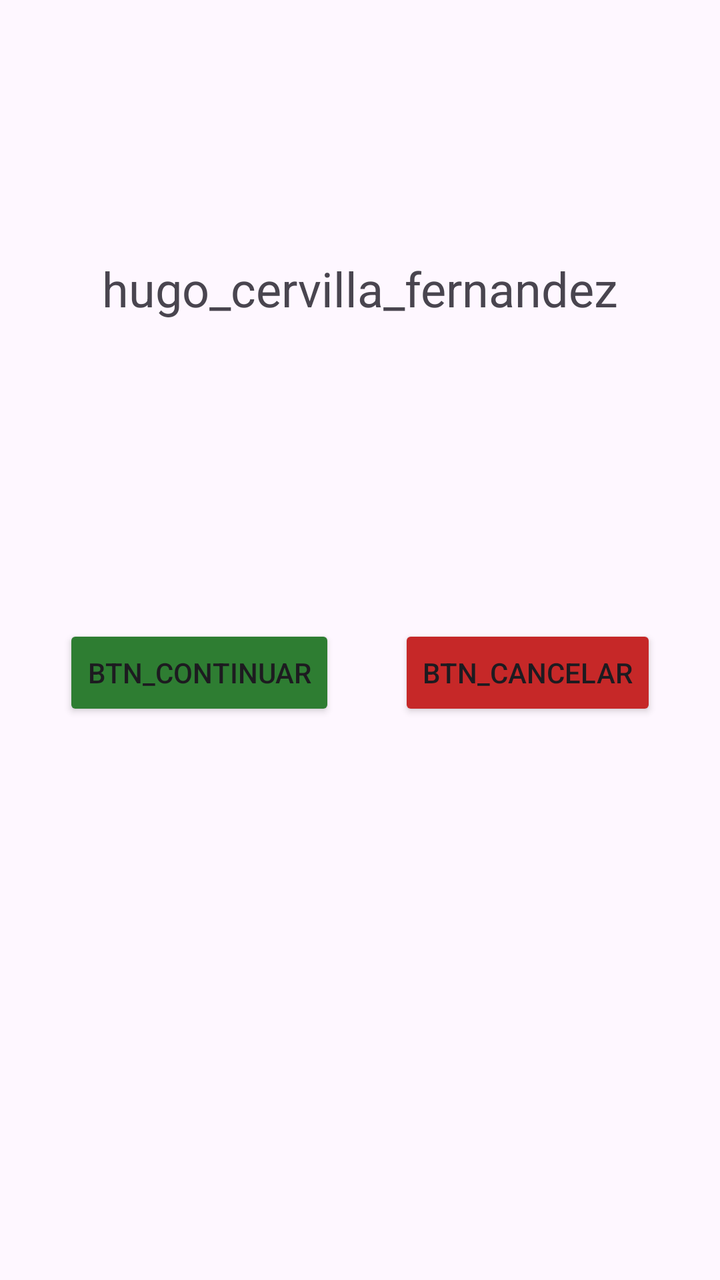
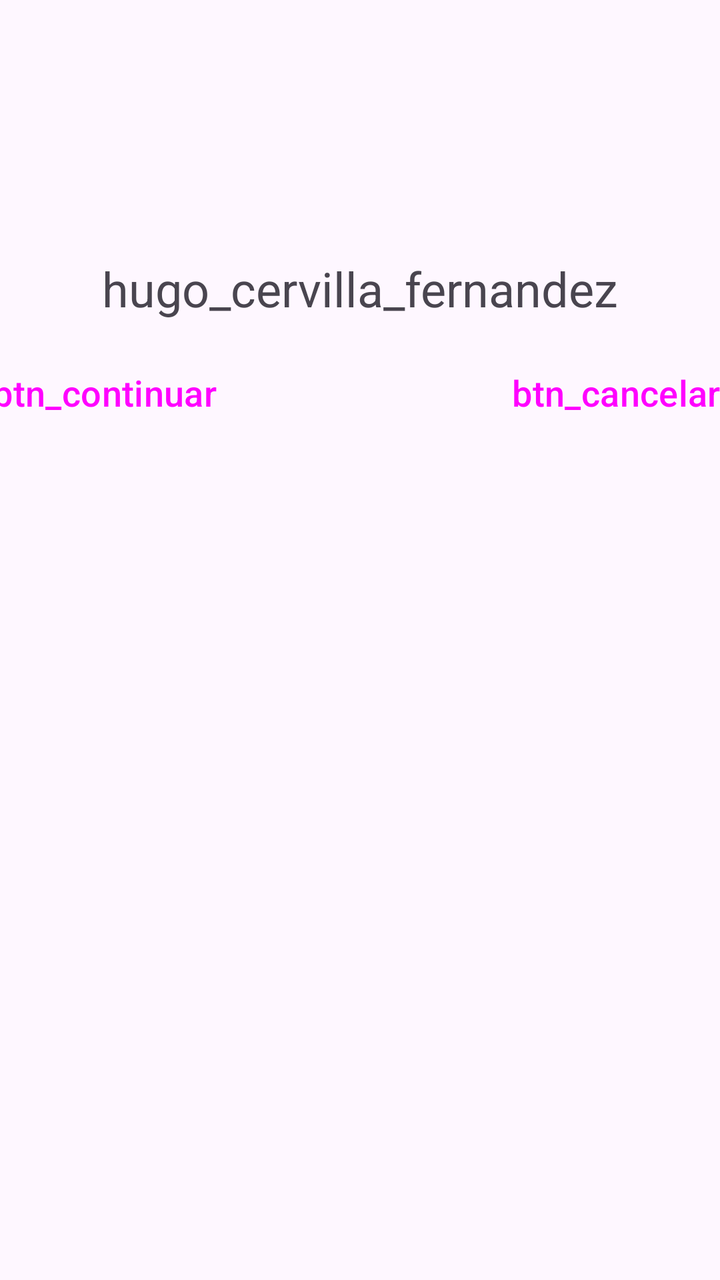

Compare the two renders of this Android layout. The source of the first and the diff that turns it into the second are given below.
<!-- AndroidManifest.xml: application theme Theme.RecursosHugo -->
<!-- res/layout/activity_main.xml -->
<?xml version="1.0" encoding="utf-8"?>
<androidx.constraintlayout.widget.ConstraintLayout
    xmlns:android="http://schemas.android.com/apk/res/android"
    xmlns:app="http://schemas.android.com/apk/res-auto"
    android:id="@+id/main"
    android:layout_width="match_parent"
    android:layout_height="match_parent">

    <TextView
        android:id="@+id/tvNombre"
        android:layout_width="wrap_content"
        android:layout_height="wrap_content"
        android:layout_marginTop="128dp"
        android:text="@string/hugo_cervilla_fernandez"
        android:textSize="24sp"
        app:layout_constraintEnd_toEndOf="parent"
        app:layout_constraintStart_toStartOf="parent"
        app:layout_constraintTop_toTopOf="parent" />

    <Button
        android:id="@+id/btnContinuar"
        style="Boton1"
        android:layout_width="wrap_content"
        android:layout_height="wrap_content"
        android:layout_marginTop="152dp"
        android:text="@string/btn_continuar"
        app:backgroundTint="@color/verde_continuar"
        app:layout_constraintEnd_toStartOf="@id/btnCancelar"
        app:layout_constraintStart_toStartOf="parent"
        app:layout_constraintTop_toBottomOf="@id/tvNombre" />

    <Button
        android:id="@+id/btnCancelar"
        style="Boton2"
        android:layout_width="wrap_content"
        android:layout_height="wrap_content"
        android:layout_marginTop="152dp"
        android:text="@string/btn_cancelar"
        app:backgroundTint="@color/rojo_cancelar"
        app:layout_constraintEnd_toEndOf="parent"
        app:layout_constraintStart_toEndOf="@id/btnContinuar"
        app:layout_constraintTop_toBottomOf="@id/tvNombre" />

</androidx.constraintlayout.widget.ConstraintLayout>
<!-- resources referenced by this layout -->
<resources>
  <color name="rojo_cancelar">#C62828</color>
  <color name="verde_continuar">#2E7D32</color>
  <string name="btn_cancelar">btn_cancelar</string>
  <string name="btn_continuar">btn_continuar</string>
  <string name="hugo_cervilla_fernandez">hugo_cervilla_fernandez</string>
  <style name="Theme.RecursosHugo" parent="Base.Theme.RecursosHugo" />
  <style name="Base.Theme.RecursosHugo" parent="Theme.Material3.DayNight.NoActionBar">
          
          
      </style>
</resources>

<!-- the commit's change to res/layout/activity_main.xml (unified diff, before → after) -->
@@ -19,10 +19,7 @@
 
     <Button
         android:id="@+id/btnContinuar"
-        style="Boton1"
-        android:layout_width="wrap_content"
-        android:layout_height="wrap_content"
-        android:layout_marginTop="152dp"
+        style="@style/BotonTarea"
         android:text="@string/btn_continuar"
         app:backgroundTint="@color/verde_continuar"
         app:layout_constraintEnd_toStartOf="@id/btnCancelar"
@@ -31,10 +28,7 @@
 
     <Button
         android:id="@+id/btnCancelar"
-        style="Boton2"
-        android:layout_width="wrap_content"
-        android:layout_height="wrap_content"
-        android:layout_marginTop="152dp"
+        style="@style/BotonTarea"
         android:text="@string/btn_cancelar"
         app:backgroundTint="@color/rojo_cancelar"
         app:layout_constraintEnd_toEndOf="parent"
<!-- resource entries referenced after the edit -->
@@ -5,6 +5,12 @@
   <string name="btn_cancelar">btn_cancelar</string>
   <string name="btn_continuar">btn_continuar</string>
   <string name="hugo_cervilla_fernandez">hugo_cervilla_fernandez</string>
+  <style name="BotonTarea" parent="Widget.Material3.Button">
+          <item name="android:layout_width">240dp</item>
+          <item name="android:layout_height">56dp</item>
+          <item name="android:layout_margin">8dp</item>
+          <item name="android:textSize">18sp</item>
+      </style>
   <style name="Theme.RecursosHugo" parent="Base.Theme.RecursosHugo" />
   <style name="Base.Theme.RecursosHugo" parent="Theme.Material3.DayNight.NoActionBar">
           
